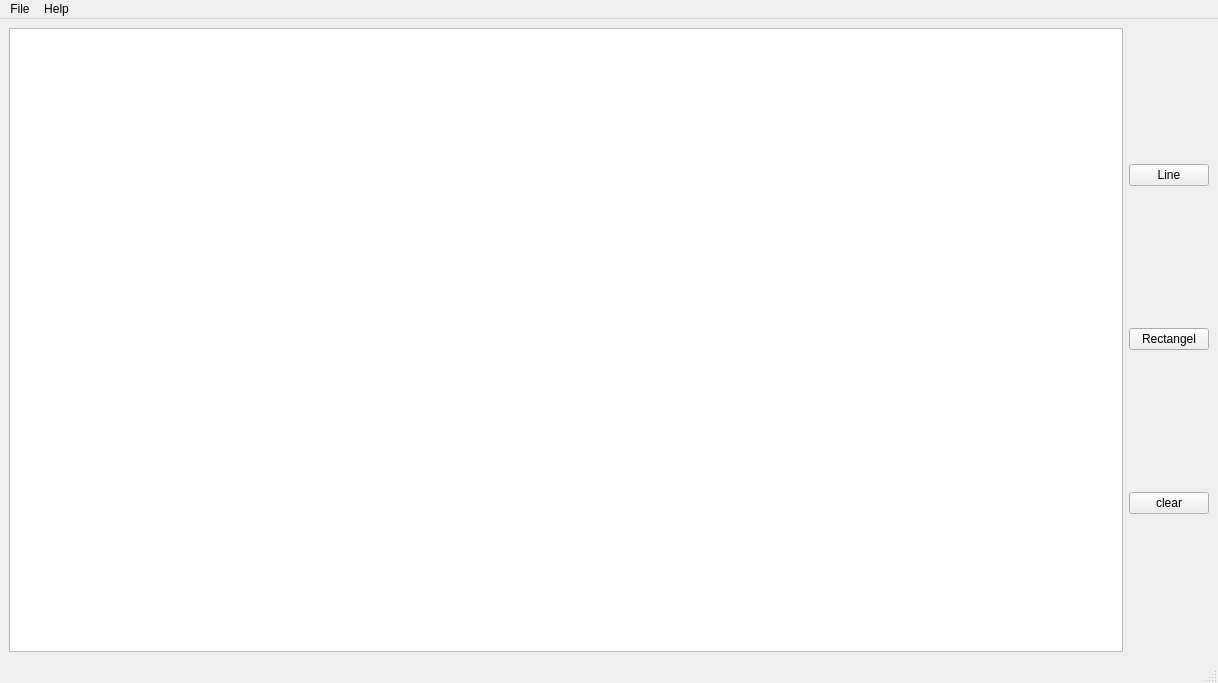
First picture: the form in Visualization/Power_Point_Visualization/mainwindow.ui, repository EdgarMuradyan/Power_Point, before the edit.
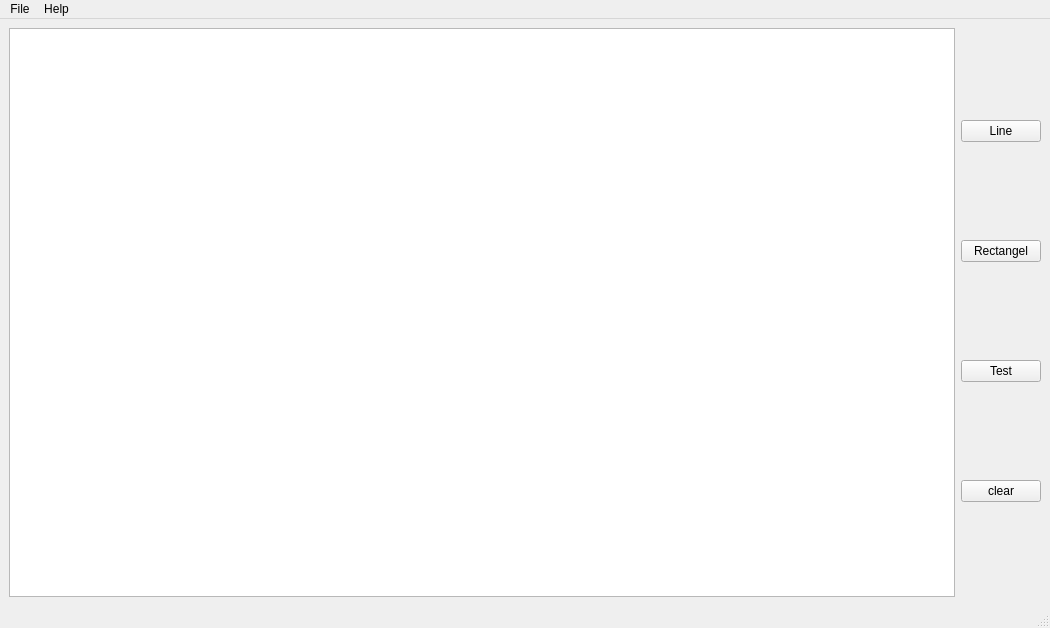
Second picture: the form after the edit. Icons and pictures are not drawn.

Patch:
```diff
--- a/Visualization/Power_Point_Visualization/mainwindow.ui
+++ b/Visualization/Power_Point_Visualization/mainwindow.ui
@@ -6,8 +6,8 @@
    <rect>
     <x>0</x>
     <y>0</y>
-    <width>1218</width>
-    <height>683</height>
+    <width>1050</width>
+    <height>628</height>
    </rect>
   </property>
   <property name="windowTitle">
@@ -50,6 +50,13 @@
         </property>
        </widget>
       </item>
+      <item>
+       <widget class="QPushButton" name="testButton">
+        <property name="text">
+         <string>Test</string>
+        </property>
+       </widget>
+      </item>
       <item>
        <widget class="QPushButton" name="clearaButton">
         <property name="text">
@@ -66,8 +73,8 @@
     <rect>
      <x>0</x>
      <y>0</y>
-     <width>1218</width>
-     <height>21</height>
+     <width>1050</width>
+     <height>20</height>
     </rect>
    </property>
    <widget class="QMenu" name="menuFile">
```
